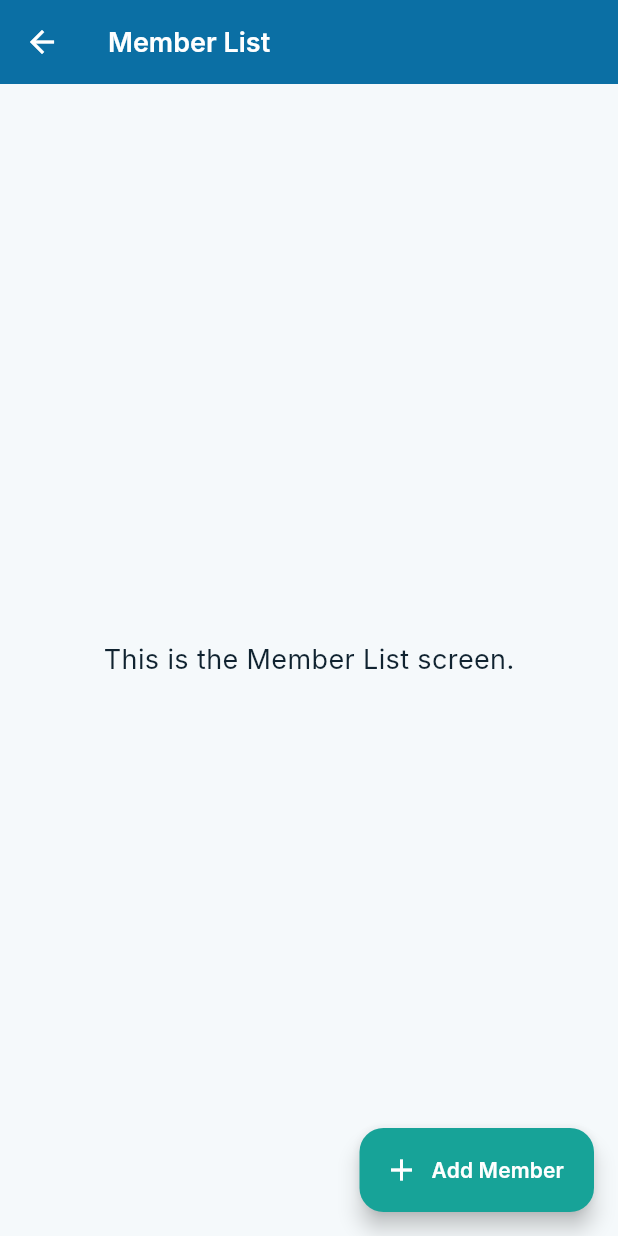
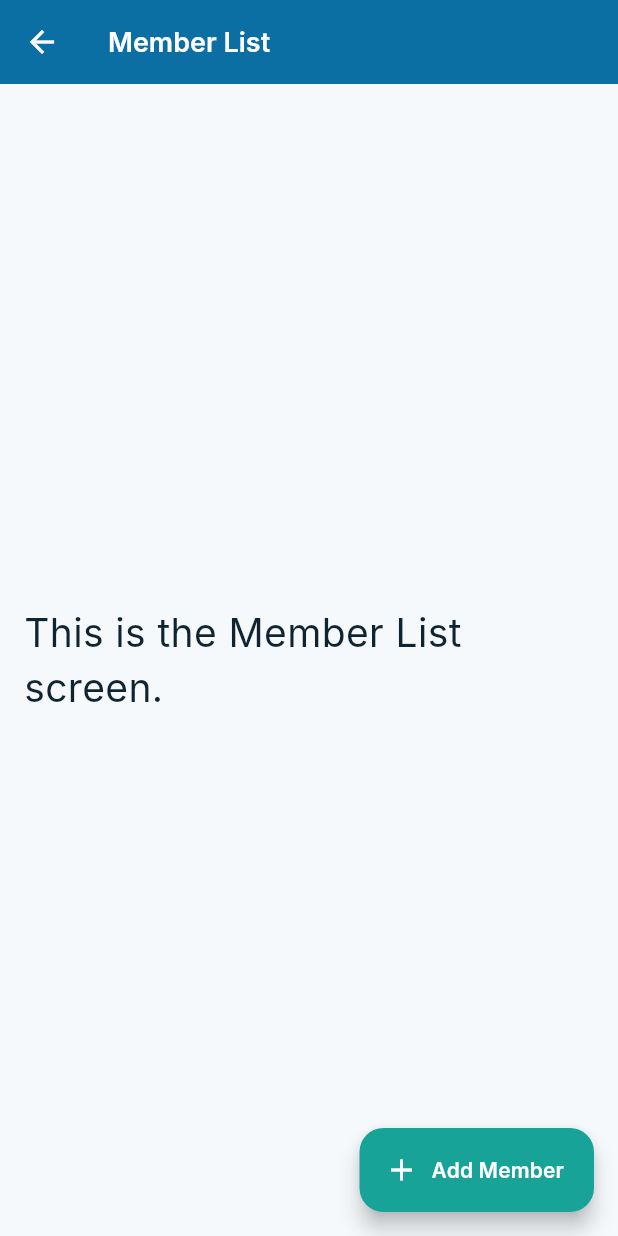
Before and after one commit to LykanImran/careline, a Flutter app: the MemberList screen opened directly, on a phone screen of 412 x 824 dp. Run offline on Flutter 3.47's test engine with Material 3 defaults, Android fonts, the light colour scheme and no system bars; Roboto replaces fonts that are missing (Inter).

Commit message:
member list

```diff
--- a/lib/src/screens/member_list/member_list.dart
+++ b/lib/src/screens/member_list/member_list.dart
@@ -17,7 +17,7 @@ class MemberList extends StatelessWidget {
         child: const Center(
           child: Text(
             'This is the Member List screen.',
-            style: TextStyle(fontSize: 18),
+            style: TextStyle(fontSize: 26),
           ),
         ),
       ),
```
